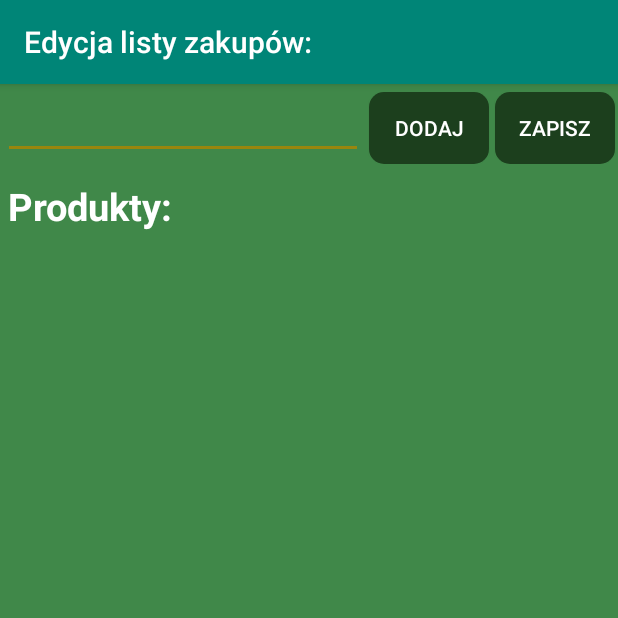
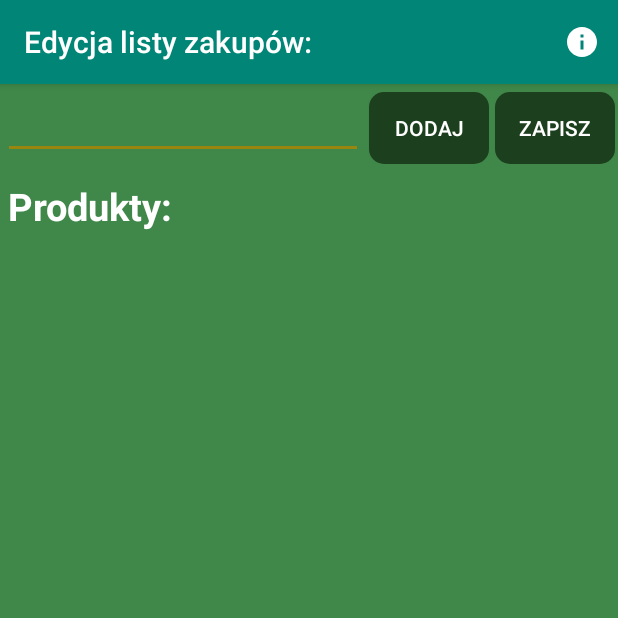
Before and after one commit to Rafi6677/Shopping-Manager---Android, an Android app: the EditShoppingListActivity screen opened directly, with no data from a screen before it, on a phone screen of 412 x 824 dp, the top half of it. Run offline under Robolectric (Android 15) with nearby library versions, the phone set to English and light mode, and no system bars; our stand-ins replace Firebase (no records; nobody signed in at launch, a user with empty details on screens opened directly); 2 statements that could not run were skipped.

```diff
--- a/app/src/main/java/com/example/shoppingmanager/activities/registerlogin/RegistrationActivity.kt
+++ b/app/src/main/java/com/example/shoppingmanager/activities/registerlogin/RegistrationActivity.kt
@@ -55,6 +55,9 @@ class RegistrationActivity : AppCompatActivity() {
             return
         }
 
+        Toast.makeText(this, "Rejestrowanie użytkownika...", Toast.LENGTH_SHORT)
+            .show()
+
         FirebaseAuth.getInstance().createUserWithEmailAndPassword(email, password)
             .addOnCompleteListener {
                 if (!it.isSuccessful) return@addOnCompleteListener
@@ -73,9 +76,6 @@ class RegistrationActivity : AppCompatActivity() {
 
         val user = User(uid, nickInputRegister_EditText.text.toString(), phoneNumber)
 
-        Toast.makeText(this, "Rejestrowanie użytkownika...", Toast.LENGTH_SHORT)
-            .show()
-
         ref.setValue(user)
             .addOnSuccessListener {
                 Toast.makeText(this, "Rejestrowanie użytkownika...", Toast.LENGTH_SHORT)
--- a/app/src/main/java/com/example/shoppingmanager/activities/shopping/EditShoppingListActivity.kt
+++ b/app/src/main/java/com/example/shoppingmanager/activities/shopping/EditShoppingListActivity.kt
@@ -9,6 +9,8 @@ import android.support.v7.app.AlertDialog
 import android.support.v7.widget.GridLayoutManager
 import android.support.v7.widget.RecyclerView
 import android.telephony.SmsManager
+import android.view.Menu
+import android.view.MenuItem
 import android.widget.Toast
 import com.example.shoppingmanager.R
 import com.example.shoppingmanager.models.Product
@@ -60,6 +62,10 @@ class EditShoppingListActivity : AppCompatActivity(), ProductAdapter.ItemLongCli
                 val product = Product(productText)
                 productsList.add(product)
 
+                productsList.sortBy{
+                    it.productName
+                }
+
                 productAdapter = ProductAdapter(this, productsList)
                 productsList_EditRecyclerView.adapter = productAdapter
 
@@ -87,39 +93,35 @@ class EditShoppingListActivity : AppCompatActivity(), ProductAdapter.ItemLongCli
                 trySendSmsNotification()
             }
         }
+    }
 
-        /*updateShoppingList_Button.setOnClickListener {
-            if (products_EditText.text.isNotEmpty()) {
-                val shoppingListText = products_EditText.text.toString()
-                val productsList = shoppingListText.split("\n")
-                val uid = FirebaseAuth.getInstance().uid
-                val id = shoppingList!!.id
-                val products = HashMap<String, Boolean>()
+    override fun onCreateOptionsMenu(menu: Menu?): Boolean {
+        menuInflater.inflate(R.menu.menu_add_shopping_list, menu)
 
-                productsList.forEach {
-                    products[it] = false
-                }
+        return super.onCreateOptionsMenu(menu)
+    }
 
-                val updatedShoppingList = ShoppingList(id, products, Date(), numberOfShoppingLists)
-                val ref = FirebaseDatabase.getInstance().getReference("/shopping-lists/$uid/${shoppingList!!.id}")
+    override fun onOptionsItemSelected(item: MenuItem?): Boolean {
+        when (item?.itemId) {
+            R.id.menuInfo -> {
+                val dialog = AlertDialog.Builder(this)
+                dialog.setTitle("Informacja")
+                    .setMessage("Aby usunąć już dodany produkt: kliknij i przytrzymaj.")
+                    .setPositiveButton("OK") { _, _ -> }
+                    .show()
+            }
+        }
 
-                ref.setValue(updatedShoppingList)
-
-                trySendSmsNotification()
-            } else {
-                Toast.makeText(this, "Pole nie może być puste.", Toast.LENGTH_SHORT).show()
-            }
-
-            finish()
-            val intent = Intent(this, ShoppingListsActivity::class.java)
-            intent.flags = Intent.FLAG_ACTIVITY_CLEAR_TASK.or(Intent.FLAG_ACTIVITY_NEW_TASK)
-            startActivity(intent)
-        }*/
+        return super.onOptionsItemSelected(item)
     }
 
     private fun setupData() {
         for ((key, _) in shoppingList!!.products) {
             productsList.add(Product(key))
+        }
+
+        productsList.sortBy{
+            it.productName
         }
 
         productAdapter = ProductAdapter(this, productsList)
@@ -180,6 +182,11 @@ class EditShoppingListActivity : AppCompatActivity(), ProductAdapter.ItemLongCli
             .setMessage("Czy na pewno chcesz się usunąć ten produkt z listy zakupów?")
             .setPositiveButton("TAK") { _, _ ->
                 productsList.removeAt(index)
+
+                productsList.sortBy{
+                    it.productName
+                }
+
                 productAdapter = ProductAdapter(this, productsList)
                 productsList_EditRecyclerView.adapter = productAdapter
             }
--- /dev/null
+++ b/app/src/main/res/drawable/ic_check_box.xml
@@ -0,0 +1,5 @@
+<vector android:height="24dp" android:tint="#FFFFFF"
+    android:viewportHeight="24.0" android:viewportWidth="24.0"
+    android:width="24dp" xmlns:android="http://schemas.android.com/apk/res/android">
+    <path android:fillColor="#FF000000" android:pathData="M19,3L5,3c-1.11,0 -2,0.9 -2,2v14c0,1.1 0.89,2 2,2h14c1.11,0 2,-0.9 2,-2L21,5c0,-1.1 -0.89,-2 -2,-2zM10,17l-5,-5 1.41,-1.41L10,14.17l7.59,-7.59L19,8l-9,9z"/>
+</vector>
--- /dev/null
+++ b/app/src/main/res/drawable/ic_check_box_empty.xml
@@ -0,0 +1,5 @@
+<vector android:height="24dp" android:tint="#FFFFFF"
+    android:viewportHeight="24.0" android:viewportWidth="24.0"
+    android:width="24dp" xmlns:android="http://schemas.android.com/apk/res/android">
+    <path android:fillColor="#FF000000" android:pathData="M19,5v14H5V5h14m0,-2H5c-1.1,0 -2,0.9 -2,2v14c0,1.1 0.9,2 2,2h14c1.1,0 2,-0.9 2,-2V5c0,-1.1 -0.9,-2 -2,-2z"/>
+</vector>
--- a/app/src/main/res/layout/activity_shopping_lists.xml
+++ b/app/src/main/res/layout/activity_shopping_lists.xml
@@ -72,6 +72,7 @@
     <android.support.v7.widget.RecyclerView
             android:layout_width="0dp"
             android:layout_height="0dp"
+            android:layout_marginTop="5dp"
             app:layout_constraintBottom_toBottomOf="parent"
             app:layout_constraintTop_toBottomOf="@+id/linearLayout" app:layout_constraintStart_toStartOf="parent"
             app:layout_constraintVertical_bias="0.498" app:layout_constraintEnd_toEndOf="parent"
--- a/app/src/main/res/layout/fragment_products.xml
+++ b/app/src/main/res/layout/fragment_products.xml
@@ -15,5 +15,5 @@
             app:layout_constraintEnd_toEndOf="parent"
             app:layout_constraintBottom_toBottomOf="parent"
             android:id="@+id/products_RecyclerView"
-            app:layoutManager="android.support.v7.widget.LinearLayoutManager" android:layout_marginTop="8dp"/>
+            android:layout_marginTop="8dp"/>
 </android.support.constraint.ConstraintLayout>
--- a/app/src/main/res/layout/shopping_list_row.xml
+++ b/app/src/main/res/layout/shopping_list_row.xml
@@ -12,7 +12,9 @@
             card_view:cardBackgroundColor="@color/colorYellowDark"
             card_view:cardCornerRadius="5dp"
             card_view:cardElevation="10dp"
-            android:layout_margin="10dp"
+            android:layout_marginTop="10dp"
+            android:layout_marginLeft="10dp"
+            android:layout_marginRight="10dp"
             card_view:cardUseCompatPadding="false"
             android:layout_width="match_parent"
             android:layout_height="wrap_content">
--- /dev/null
+++ b/app/src/main/res/menu/menu_add_shopping_list.xml
@@ -0,0 +1,11 @@
+<?xml version="1.0" encoding="utf-8"?>
+<menu xmlns:android="http://schemas.android.com/apk/res/android"
+      xmlns:app="http://schemas.android.com/apk/res-auto">
+
+    <item
+            android:id="@+id/menuInfo"
+            android:title="Informacja"
+            app:showAsAction="ifRoom"
+            android:icon="@drawable/ic_info"
+    />
+</menu>
```
Also changed, not shown: app/src/main/java/com/example/shoppingmanager/activities/shopping/AddNewShoppingListActivity.kt (+35 -0 lines), app/src/main/java/com/example/shoppingmanager/activities/shopping/ProductsActivity.kt (+25 -18 lines), app/src/main/java/com/example/shoppingmanager/viewmodels/ShoppingListProductBoughtItem.kt (added, +17 -0 lines), app/src/main/java/com/example/shoppingmanager/viewmodels/ShoppingListProductToBuyItem.kt (renamed from app/src/main/java/com/example/shoppingmanager/viewmodels/ShoppingListProductItem.kt, +4 -4 lines), app/src/main/res/layout/activity_login.xml (+12 -2 lines), app/src/main/res/layout/activity_registration.xml (+12 -3 lines), app/src/main/res/layout/products_bought_row.xml (added, +44 -0 lines), app/src/main/res/layout/products_to_buy_row.xml (added, +44 -0 lines), app/src/main/res/layout/working_with_shopping_list_row.xml (deleted, +0 -18 lines).
